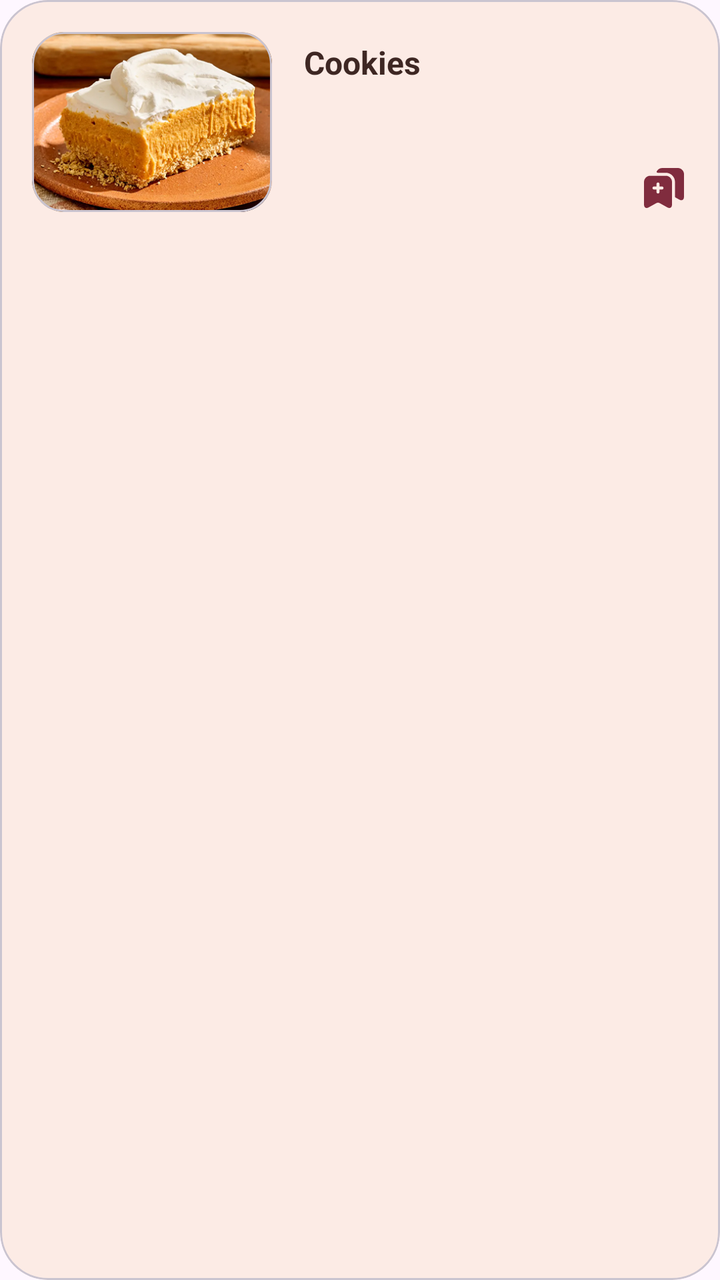
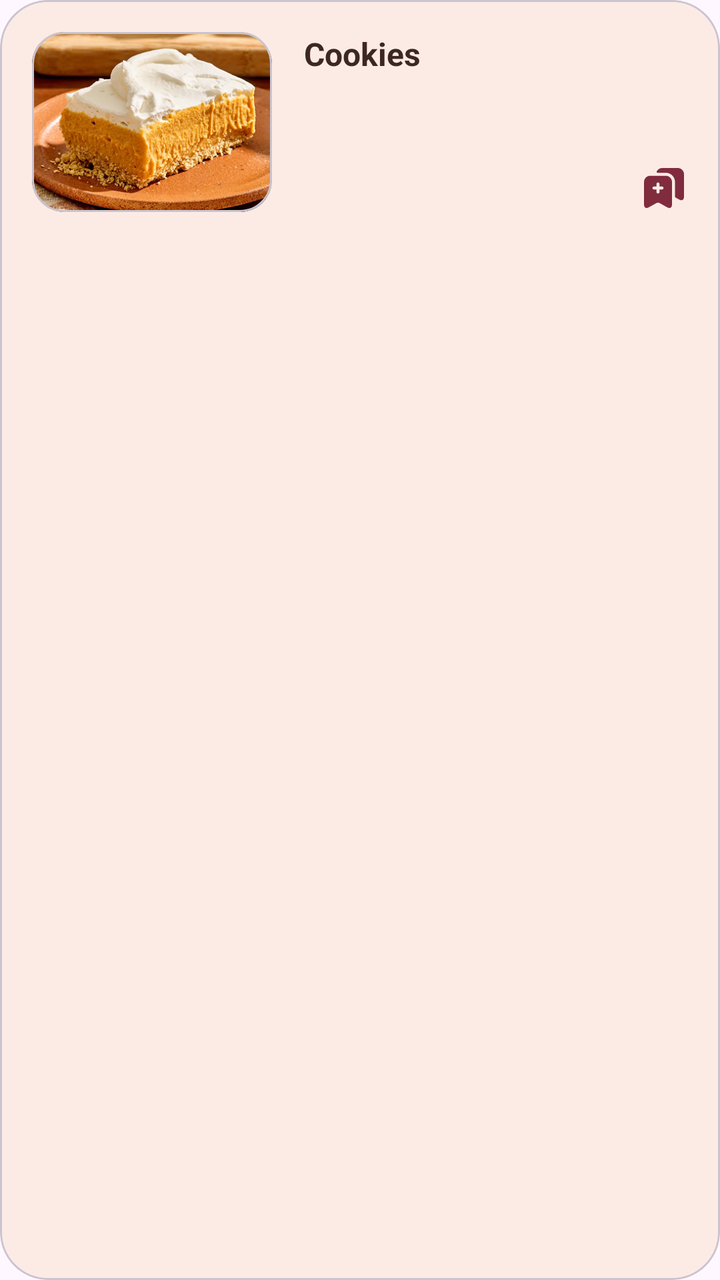

Screens rendered from an Android XML layout before and after an edit, with the pre-edit source and the edit as a unified diff.
<!-- AndroidManifest.xml: application theme Theme.Bakerys -->
<!-- res/layout/item_tersimpan_card.xml -->
<?xml version="1.0" encoding="utf-8"?>
<com.google.android.material.card.MaterialCardView
    xmlns:android="http://schemas.android.com/apk/res/android"
    xmlns:app="http://schemas.android.com/apk/res-auto"
    android:layout_width="match_parent"
    android:layout_height="wrap_content"
    android:layout_marginBottom="16dp"
    app:cardBackgroundColor="#FCEBE5"
    app:cardCornerRadius="24dp"
    app:cardElevation="0dp">

    <androidx.constraintlayout.widget.ConstraintLayout
        android:layout_width="match_parent"
        android:layout_height="wrap_content"
        android:padding="16dp">

        
        <com.google.android.material.card.MaterialCardView
            android:id="@+id/cardImage"
            android:layout_width="120dp"
            android:layout_height="90dp"
            app:cardCornerRadius="16dp"
            app:cardElevation="0dp"
            app:layout_constraintStart_toStartOf="parent"
            app:layout_constraintTop_toTopOf="parent"
            app:layout_constraintBottom_toBottomOf="parent">

            <ImageView
                android:id="@+id/ivTersimpanThumb"
                android:layout_width="match_parent"
                android:layout_height="match_parent"
                android:scaleType="centerCrop"
                android:src="@drawable/no_bake_pumpkin_cheesecake_bars"
                android:contentDescription="Foto Resep" />
        </com.google.android.material.card.MaterialCardView>

        
        <TextView
            android:id="@+id/tvTersimpanTitle"
            android:layout_width="0dp"
            android:layout_height="wrap_content"
            android:layout_marginStart="16dp"
            android:layout_marginEnd="8dp"
            android:text="Cookies"
            android:textColor="#3E2723"
            android:textSize="16sp"
            android:textStyle="bold"
            app:layout_constraintStart_toEndOf="@id/cardImage"
            app:layout_constraintEnd_toEndOf="parent"
            app:layout_constraintTop_toTopOf="@id/cardImage"
            app:layout_constraintBottom_toTopOf="@id/ivBookmark"
            app:layout_constraintVertical_bias="0.1" />

        
        <ImageView
            android:id="@+id/ivBookmark"
            android:layout_width="24dp"
            android:layout_height="24dp"
            android:src="@drawable/ic_bookmark_card"
            app:tint="#802C3E"
            app:layout_constraintBottom_toBottomOf="parent"
            app:layout_constraintEnd_toEndOf="parent"
            android:contentDescription="Tersimpan" />

    </androidx.constraintlayout.widget.ConstraintLayout>
</com.google.android.material.card.MaterialCardView>
<!-- resources referenced by this layout -->
<resources>
  <!-- drawable ic_bookmark_card (drawable) -->
  <vector xmlns:android="http://schemas.android.com/apk/res/android"
      android:width="19dp"
      android:height="19dp"
      android:viewportWidth="19"
      android:viewportHeight="19">
    <path
        android:pathData="M17.417,4.045V13.039C17.417,14.187 16.593,14.67 15.588,14.115L14.06,13.26C13.998,13.226 13.946,13.175 13.91,13.114C13.874,13.053 13.855,12.983 13.854,12.912V7.117C13.854,5.106 12.215,3.467 10.205,3.467H6.983C6.69,3.467 6.484,3.159 6.618,2.905C7.03,2.122 7.853,1.583 8.795,1.583H14.955C16.308,1.583 17.417,2.692 17.417,4.045Z"
        android:fillColor="#4C2A2B"/>
    <path
        android:pathData="M10.205,4.654H4.045C3.393,4.656 2.768,4.916 2.307,5.378C1.846,5.839 1.585,6.464 1.583,7.116V16.11C1.583,17.257 2.407,17.74 3.412,17.186L6.523,15.453C6.856,15.27 7.394,15.27 7.727,15.453L10.838,17.186C11.843,17.74 12.667,17.257 12.667,16.11V7.116C12.667,5.763 11.558,4.654 10.205,4.654ZM8.708,10.093H7.719V11.083C7.719,11.407 7.45,11.676 7.125,11.676C6.8,11.676 6.531,11.407 6.531,11.083V10.093H5.542C5.217,10.093 4.948,9.824 4.948,9.499C4.948,9.175 5.217,8.905 5.542,8.905H6.531V7.916C6.531,7.591 6.8,7.322 7.125,7.322C7.45,7.322 7.719,7.591 7.719,7.916V8.905H8.708C9.033,8.905 9.302,9.175 9.302,9.499C9.302,9.824 9.033,10.093 8.708,10.093Z"
        android:fillColor="#4C2A2B"/>
  </vector>
  <!-- drawable no_bake_pumpkin_cheesecake_bars: png bitmap (drawable, 203952 bytes) -->
  <style name="Theme.Bakerys" parent="Base.Theme.Bakerys" />
  <style name="Base.Theme.Bakerys" parent="Theme.Material3.DayNight.NoActionBar">
          
          
      </style>
</resources>

<!-- the commit's change to res/layout/item_tersimpan_card.xml (unified diff, before → after) -->
@@ -46,21 +46,19 @@
             android:textSize="16sp"
             android:textStyle="bold"
             app:layout_constraintStart_toEndOf="@id/cardImage"
-            app:layout_constraintEnd_toEndOf="parent"
-            app:layout_constraintTop_toTopOf="@id/cardImage"
-            app:layout_constraintBottom_toTopOf="@id/ivBookmark"
-            app:layout_constraintVertical_bias="0.1" />
+            app:layout_constraintEnd_toStartOf="@id/btnRemoveBookmark"
+            app:layout_constraintTop_toTopOf="@id/cardImage" />
 
         
         <ImageView
-            android:id="@+id/ivBookmark"
+            android:id="@+id/btnRemoveBookmark"
             android:layout_width="24dp"
             android:layout_height="24dp"
             android:src="@drawable/ic_bookmark_card"
             app:tint="#802C3E"
             app:layout_constraintBottom_toBottomOf="parent"
             app:layout_constraintEnd_toEndOf="parent"
-            android:contentDescription="Tersimpan" />
+            android:contentDescription="Hapus Simpan" />
 
     </androidx.constraintlayout.widget.ConstraintLayout>
 </com.google.android.material.card.MaterialCardView>
